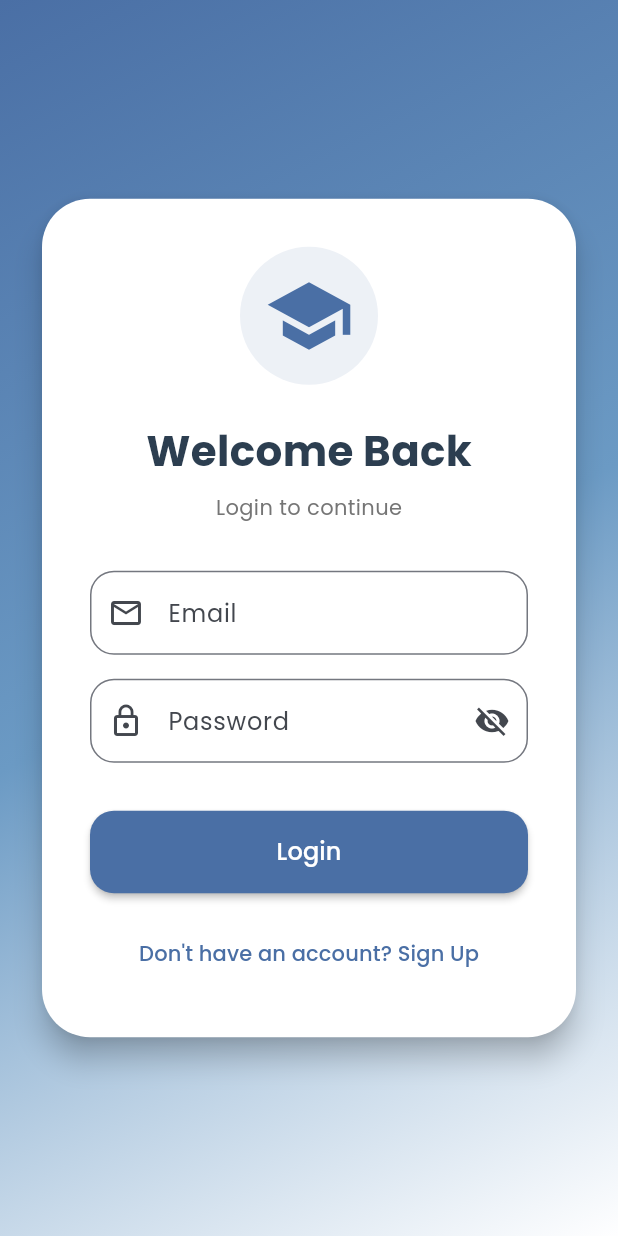
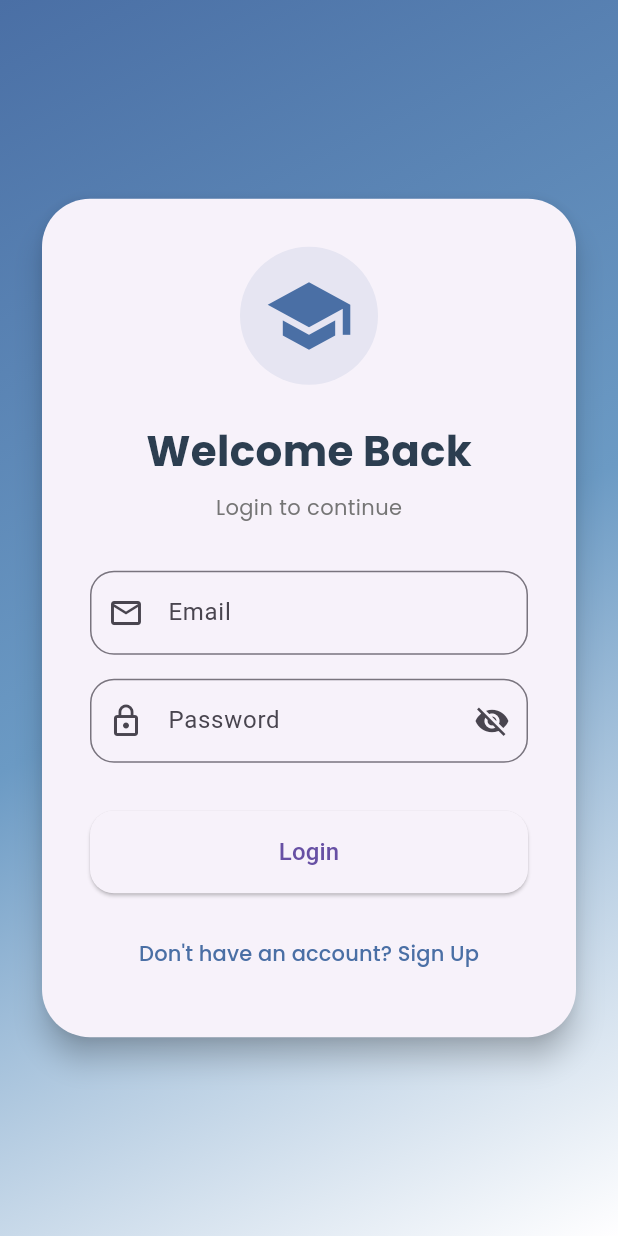
Before and after one commit to RelebohileThito/Secret-Designs, a Flutter app: the screen it shows after launch, on a phone screen of 412 x 824 dp. Run offline on Flutter 3.47's test engine with Material 3 defaults, Android fonts, the phone set to English and light mode, and no system bars; our stand-ins replace confetti, google_fonts, image_picker, supabase_flutter; missing offline and left inert: dart:html; accounts and stored records are empty; statements that could not run were skipped.

Commit message:
Update main.dart

```diff
--- a/lib/main.dart
+++ b/lib/main.dart
@@ -50,75 +50,3 @@ class MyApp extends StatelessWidget {
       ),
     );
   }
-
-  // ================================================================
-  // THEME CONFIGURATION
-  // ================================================================
-
-  /// Builds custom light theme for consistent app styling
-  /// Uses Material 3 design with Poppins font and brand colors
-  ThemeData _buildTheme() {
-    return ThemeData(
-      useMaterial3: true,
-      brightness: Brightness.light,
-      primaryColor: const Color(0xFF4A6FA5),
-
-      // Color scheme based on seed color
-      colorScheme: ColorScheme.fromSeed(
-        seedColor: const Color(0xFF4A6FA5),
-        primary: const Color(0xFF4A6FA5),
-        secondary: const Color(0xFF6B9AC4),
-        tertiary: const Color(0xFF2C3E50),
-      ),
-
-      // Global font family
-      textTheme: GoogleFonts.poppinsTextTheme(),
-
-      // AppBar styling
-      appBarTheme: AppBarTheme(
-        backgroundColor: const Color(0xFF4A6FA5),
-        foregroundColor: Colors.white,
-        elevation: 0,
-        centerTitle: true,
-        titleTextStyle: GoogleFonts.poppins(
-          fontSize: 20,
-          fontWeight: FontWeight.w600,
-          color: Colors.white,
-        ),
-      ),
-
-      // Elevated button styling
-      elevatedButtonTheme: ElevatedButtonThemeData(
-        style: ElevatedButton.styleFrom(
-          backgroundColor: const Color(0xFF4A6FA5),
-          foregroundColor: Colors.white,
-          elevation: 2,
-          padding: const EdgeInsets.symmetric(horizontal: 24, vertical: 12),
-          shape: RoundedRectangleBorder(
-            borderRadius: BorderRadius.circular(12),
-          ),
-        ),
-      ),
-
-      // Card styling
-      cardTheme: CardThemeData(
-        elevation: 4,
-        shape: RoundedRectangleBorder(borderRadius: BorderRadius.circular(16)),
-        color: Colors.white,
-      ),
-
-      // Input field styling
-      inputDecorationTheme: InputDecorationTheme(
-        border: OutlineInputBorder(borderRadius: BorderRadius.circular(12)),
-        focusedBorder: OutlineInputBorder(
-          borderRadius: BorderRadius.circular(12),
-          borderSide: const BorderSide(color: Color(0xFF4A6FA5), width: 2),
-        ),
-        contentPadding: const EdgeInsets.symmetric(
-          horizontal: 16,
-          vertical: 16,
-        ),
-      ),
-    );
-  }
-}
```
